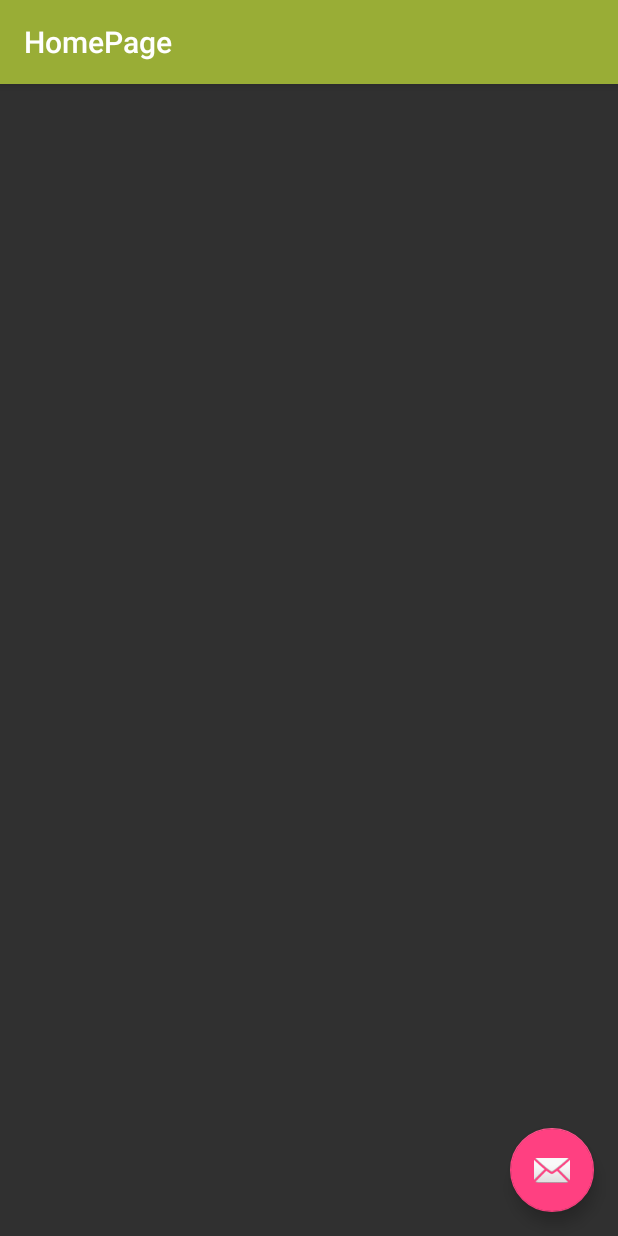
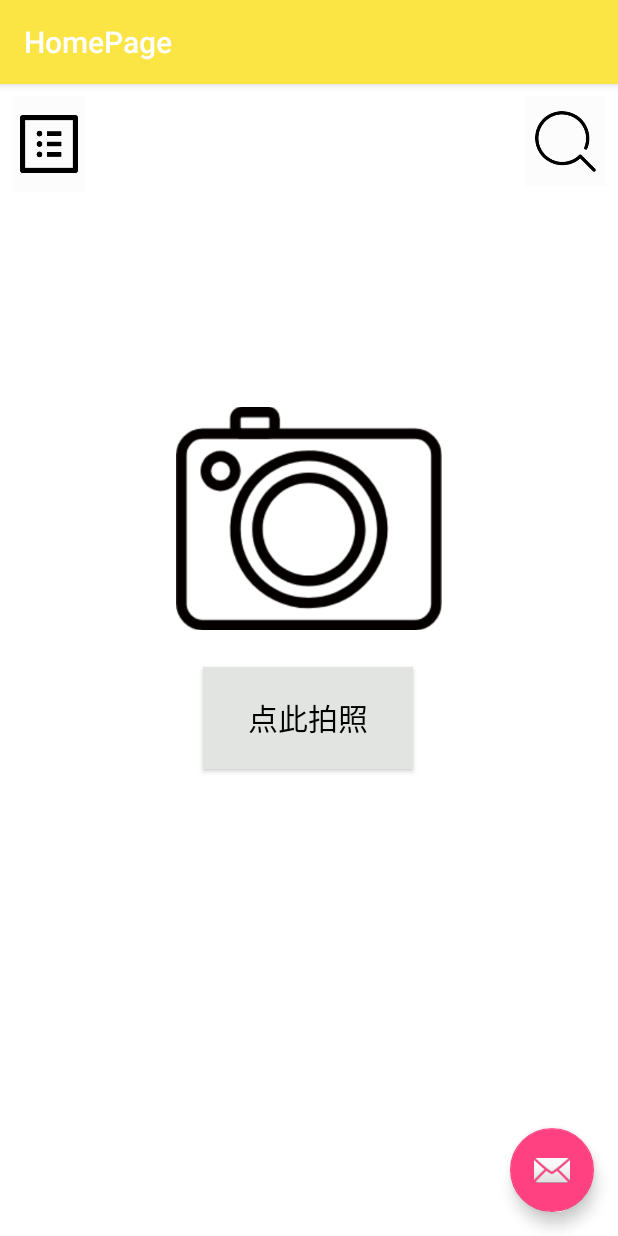
Before and after one commit to LostFrover/Food, an Android app: the HomePage screen opened directly, with no data from a screen before it, on a phone screen of 412 x 824 dp. Run offline under Robolectric (Android 15) with nearby library versions, the phone set to English and light mode, and no system bars; libraries missing offline, so code that uses them is left out: ir.mhkz.loginandregister.

Commit message:
修改主页界面

```diff
--- a/LoginAndSignup/app/src/main/res/layout/activity_home_page.xml
+++ b/LoginAndSignup/app/src/main/res/layout/activity_home_page.xml
@@ -15,7 +15,7 @@
             android:id="@+id/toolbar"
             android:layout_width="match_parent"
             android:layout_height="?attr/actionBarSize"
-            android:background="?attr/colorPrimary"
+            android:background="@color/yellow"
             app:popupTheme="@style/AppTheme.PopupOverlay" />
 
     </android.support.design.widget.AppBarLayout>
--- a/LoginAndSignup/app/src/main/res/layout/content_home_page.xml
+++ b/LoginAndSignup/app/src/main/res/layout/content_home_page.xml
@@ -4,8 +4,66 @@
     xmlns:tools="http://schemas.android.com/tools"
     android:layout_width="match_parent"
     android:layout_height="match_parent"
+    android:background="@color/cardview_light_background"
     app:layout_behavior="@string/appbar_scrolling_view_behavior"
     tools:context="ir.mhkz.loginandsignup.HomePage"
     tools:showIn="@layout/activity_home_page">
 
+    <ImageView
+        android:id="@+id/cameraImage"
+        android:layout_width="177dp"
+        android:layout_height="150dp"
+        android:layout_marginStart="8dp"
+        android:layout_marginTop="8dp"
+        android:layout_marginEnd="8dp"
+        android:layout_marginBottom="8dp"
+        app:layout_constraintBottom_toBottomOf="parent"
+        app:layout_constraintEnd_toEndOf="parent"
+        app:layout_constraintStart_toStartOf="parent"
+        app:layout_constraintTop_toTopOf="parent"
+        app:layout_constraintVertical_bias="0.343"
+        app:srcCompat="@drawable/camera" />
+
+    <Button
+        android:id="@+id/cameraBtn"
+        android:layout_width="140dp"
+        android:layout_height="68dp"
+        android:layout_marginStart="8dp"
+        android:layout_marginTop="8dp"
+        android:layout_marginEnd="8dp"
+        android:layout_marginBottom="8dp"
+        android:background="@color/white"
+        android:text="@string/cameraBtn"
+        android:textColor="@color/black"
+        android:textSize="20sp"
+        app:layout_constraintBottom_toBottomOf="parent"
+        app:layout_constraintEnd_toEndOf="parent"
+        app:layout_constraintHorizontal_bias="0.498"
+        app:layout_constraintStart_toStartOf="parent"
+        app:layout_constraintTop_toBottomOf="@+id/cameraImage"
+        app:layout_constraintVertical_bias="0.05" />
+
+    <ImageButton
+        android:id="@+id/homeDtlBtn"
+        android:layout_width="49dp"
+        android:layout_height="64dp"
+        android:layout_marginStart="8dp"
+        android:layout_marginTop="8dp"
+        android:background="@color/cardview_shadow_end_color"
+        android:scaleType="centerInside"
+        app:layout_constraintStart_toStartOf="parent"
+        app:layout_constraintTop_toTopOf="parent"
+        app:srcCompat="@drawable/detail" />
+
+    <ImageButton
+        android:id="@+id/searchBtn"
+        android:layout_width="54dp"
+        android:layout_height="60dp"
+        android:layout_marginTop="8dp"
+        android:layout_marginEnd="8dp"
+        android:background="@color/cardview_shadow_end_color"
+        android:scaleType="centerInside"
+        app:layout_constraintEnd_toEndOf="parent"
+        app:layout_constraintTop_toTopOf="parent"
+        app:srcCompat="@drawable/search" />
 </android.support.constraint.ConstraintLayout>
--- a/LoginAndSignup/app/src/main/res/values/colors.xml
+++ b/LoginAndSignup/app/src/main/res/values/colors.xml
@@ -5,6 +5,6 @@
     <color name="colorAccent">#FF4081</color>
     <color name="white">#E1E4E1</color>
     <color name="black">#000000</color>
-    <color name="yellow">#D0EFC9</color>
+    <color name="yellow">#FBE544</color>
     <color name="red">#B71C1C</color>
 </resources>
--- a/LoginAndSignup/app/src/main/res/values/strings.xml
+++ b/LoginAndSignup/app/src/main/res/values/strings.xml
@@ -11,4 +11,5 @@
     <string name="SignUp">注册</string>
     <string name="registrationPage">用户注册</string>
     <string name="title_activity_home_page">HomePage</string>
+    <string name="cameraBtn">点此拍照</string>
 </resources>
```
Also changed, not shown: LoginAndSignup/app/src/main/res/drawable/camera.png (added), LoginAndSignup/app/src/main/res/drawable/detail.png (added), LoginAndSignup/app/src/main/res/drawable/search.png (added).
